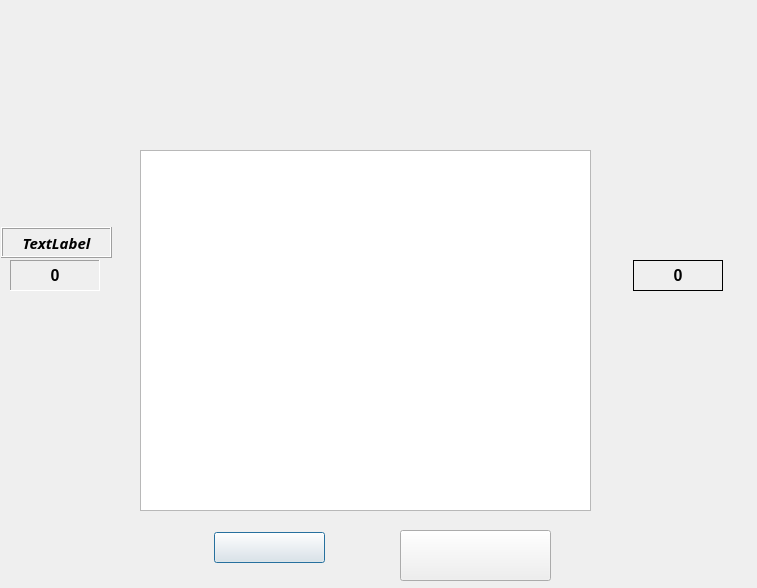
Before: the Qt Designer form src/graphic_interface/src/dotandbox_1_1/game_window.ui in juankipedia/DotAndBoxes, drawn with Qt 5.
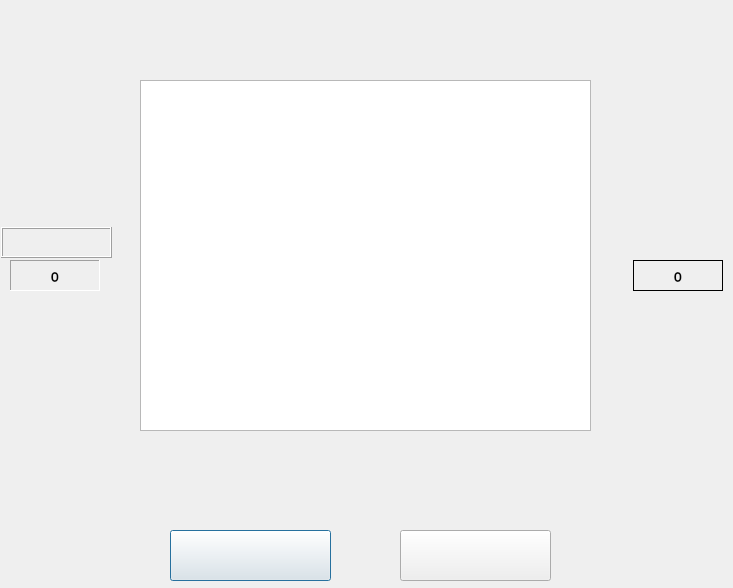
After: the same form once the commit is applied. Icons and pictures are not drawn. Custom widgets are drawn as their Qt base class.

The edit to the form file:
```diff
--- a/src/graphic_interface/src/dotandbox_1_1/game_window.ui
+++ b/src/graphic_interface/src/dotandbox_1_1/game_window.ui
@@ -9,7 +9,7 @@
    <rect>
     <x>0</x>
     <y>0</y>
-    <width>757</width>
+    <width>733</width>
     <height>588</height>
    </rect>
   </property>
@@ -26,9 +26,9 @@
    <property name="geometry">
     <rect>
      <x>140</x>
-     <y>150</y>
+     <y>80</y>
      <width>451</width>
-     <height>361</height>
+     <height>351</height>
     </rect>
    </property>
    <property name="accessibleDescription">
@@ -182,6 +182,7 @@
    </property>
    <property name="font">
     <font>
+     <family>TeX Gyre Cursor</family>
      <pointsize>12</pointsize>
      <weight>75</weight>
      <bold>true</bold>
@@ -218,11 +219,12 @@
    </property>
    <property name="font">
     <font>
-     <family>Purisa</family>
+     <family>TeX Gyre Cursor</family>
      <pointsize>11</pointsize>
      <weight>75</weight>
-     <italic>true</italic>
+     <italic>false</italic>
      <bold>true</bold>
+     <kerning>true</kerning>
     </font>
    </property>
    <property name="styleSheet">
@@ -236,7 +238,7 @@
     <enum>QFrame::Raised</enum>
    </property>
    <property name="text">
-    <string>TextLabel</string>
+    <string/>
    </property>
    <property name="alignment">
     <set>Qt::AlignCenter</set>
@@ -253,6 +255,7 @@
    </property>
    <property name="font">
     <font>
+     <family>TeX Gyre Cursor</family>
      <pointsize>12</pointsize>
      <weight>75</weight>
      <bold>true</bold>
@@ -278,10 +281,10 @@
   <widget class="QPushButton" name="b_reset">
    <property name="geometry">
     <rect>
-     <x>214</x>
-     <y>532</y>
-     <width>111</width>
-     <height>31</height>
+     <x>170</x>
+     <y>530</y>
+     <width>161</width>
+     <height>51</height>
     </rect>
    </property>
    <property name="styleSheet">
```
Left out of the diff: 20 changed lines with no effect on the pictures.
